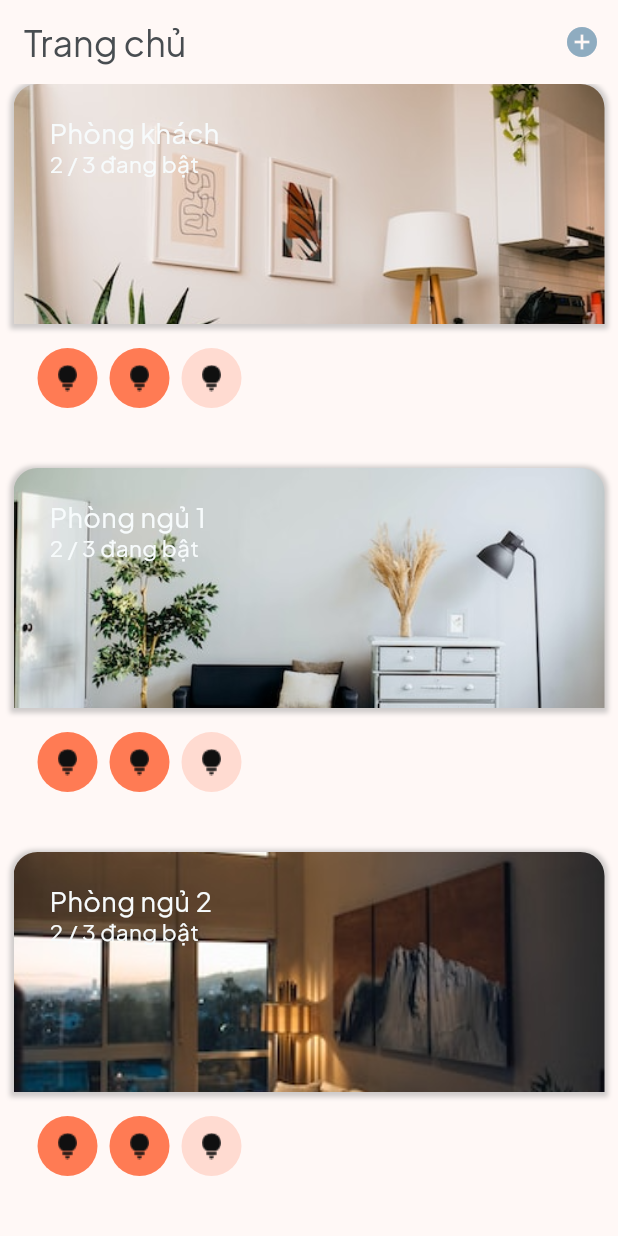
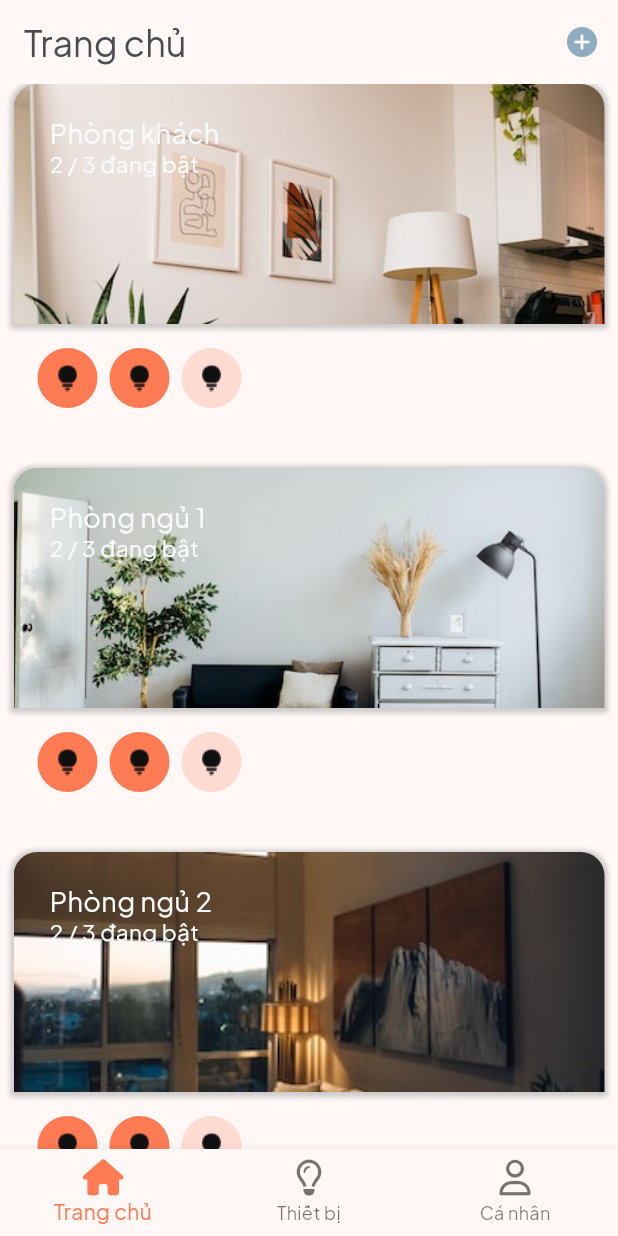
Before and after one commit to doanvanquoc/iot_app, a Flutter app: the screen it shows after launch, on a phone screen of 412 x 824 dp. Run offline on Flutter 3.47's test engine with Material 2 defaults, Android fonts, the phone set to English and light mode, and no system bars; our stand-ins replace font_awesome_flutter, get, google_fonts, lottie.

Commit message:
thêm bottom nav bar cơ bản

```diff
--- /dev/null
+++ b/lib/common/widgets/my_bottom_nav_bar.dart
@@ -0,0 +1,21 @@
+import 'package:flutter/material.dart';
+import 'package:font_awesome_flutter/font_awesome_flutter.dart';
+import 'package:iot_app/common/apps/app_color.dart';
+
+class MyBottomNavBar extends StatelessWidget {
+  const MyBottomNavBar({super.key});
+  @override
+  Widget build(BuildContext context) {
+    return BottomNavigationBar(
+      fixedColor: AppColor.primaryColor,
+      items: const [
+        BottomNavigationBarItem(
+            icon: FaIcon(FontAwesomeIcons.house), label: 'Trang chủ'),
+        BottomNavigationBarItem(
+            icon: FaIcon(FontAwesomeIcons.lightbulb), label: 'Thiết bị'),
+        BottomNavigationBarItem(
+            icon: FaIcon(FontAwesomeIcons.user), label: 'Cá nhân'),
+      ],
+    );
+  }
+}
--- a/lib/view_models/home_view_model/add_room_viewmodel.dart
+++ b/lib/view_models/home_view_model/add_room_viewmodel.dart
@@ -125,5 +125,6 @@ class AddRoomController extends GetxController {
 
   void onSelectedChange(String url) {
     selectedImgUrl.value = url;
+    update();
   }
 }
--- a/lib/views/home/home_screen.dart
+++ b/lib/views/home/home_screen.dart
@@ -2,6 +2,7 @@ import 'package:flutter/material.dart';
 import 'package:get/get.dart';
 import 'package:iot_app/common/apps/app_color.dart';
 import 'package:iot_app/common/apps/app_style.dart';
+import 'package:iot_app/common/widgets/my_bottom_nav_bar.dart';
 import 'package:iot_app/view_models/home_view_model/add_room_viewmodel.dart';
 import 'package:iot_app/views/home/widgets/room_item.dart';
 
@@ -35,6 +36,7 @@ class HomeScreen extends StatelessWidget {
           },
         ),
       ),
+      bottomNavigationBar: const MyBottomNavBar(),
     );
   }
 }
--- a/pubspec.yaml
+++ b/pubspec.yaml
@@ -38,6 +38,7 @@ dependencies:
   google_fonts: ^4.0.4
   lottie: ^2.3.2
   get: ^4.6.5
+  font_awesome_flutter: ^10.4.0
 
 dev_dependencies:
   flutter_test:
```
Also changed, not shown: lib/views/home/widgets/add_area.dart (+21 -1 lines), lib/views/home/widgets/add_bg.dart (+28 -8 lines), pubspec.lock.
